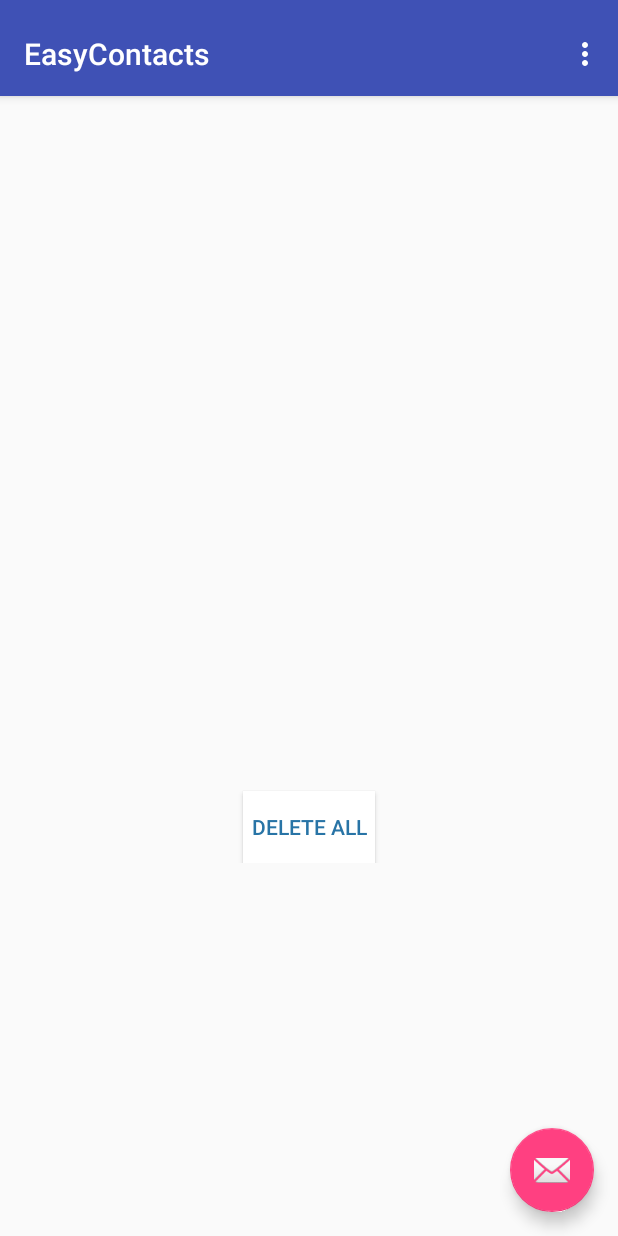
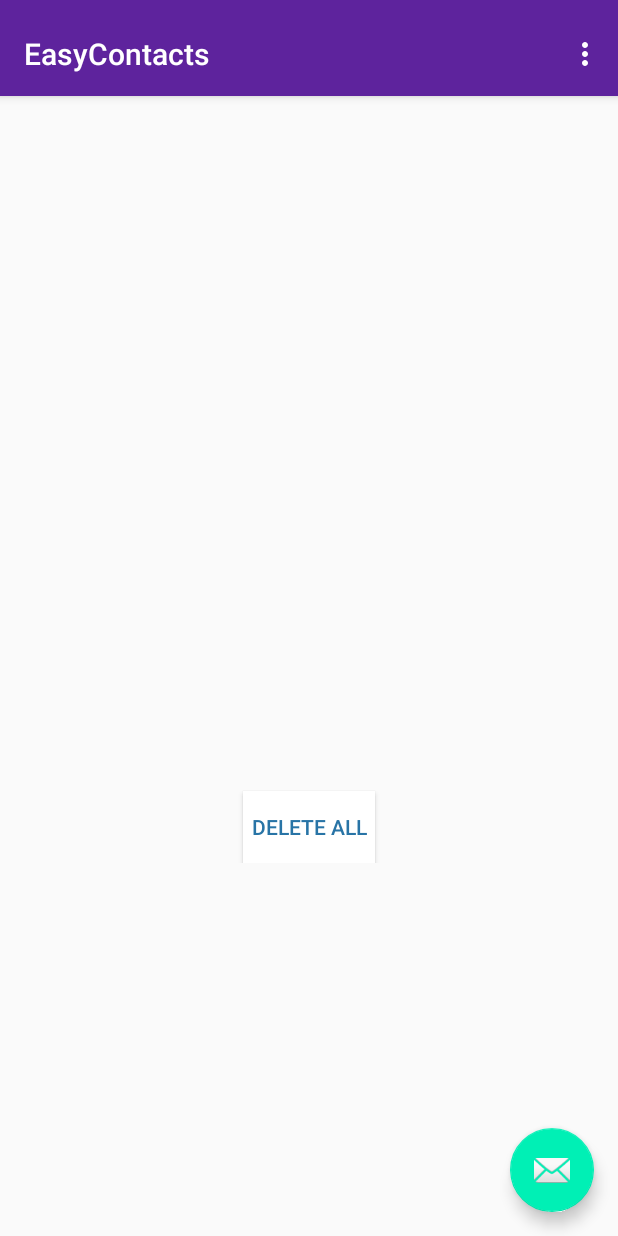
Before and after one commit to Nikhil-Koganti/EasyContacts, an Android app: the screen it shows after launch (MainActivity), on a phone screen of 412 x 824 dp. Run offline under Robolectric (Android 15) with nearby library versions, the phone set to English and light mode, and no system bars.

Commit message:
Update app theme

```diff
--- a/app/src/main/res/values/colors.xml
+++ b/app/src/main/res/values/colors.xml
@@ -1,7 +1,10 @@
 <?xml version="1.0" encoding="utf-8"?>
 <resources>
-    <color name="colorPrimary">#3F51B5</color>
-    <color name="colorPrimaryDark">#303F9F</color>
-    <color name="colorAccent">#FF4081</color>
+    <color name="colorPrimary">#5E239D</color>
+    <color name="colorPrimaryDark">#3A2166</color>
+    <color name="colorAccent">#00F0B5</color>
     <color name="darkBlue">#2874A6</color>
+
+
+
 </resources>
```
Also changed, not shown: app/src/main/java/com/nikhilkoganti/easycontacts/CallLogFragment.java (+16 -12 lines).
